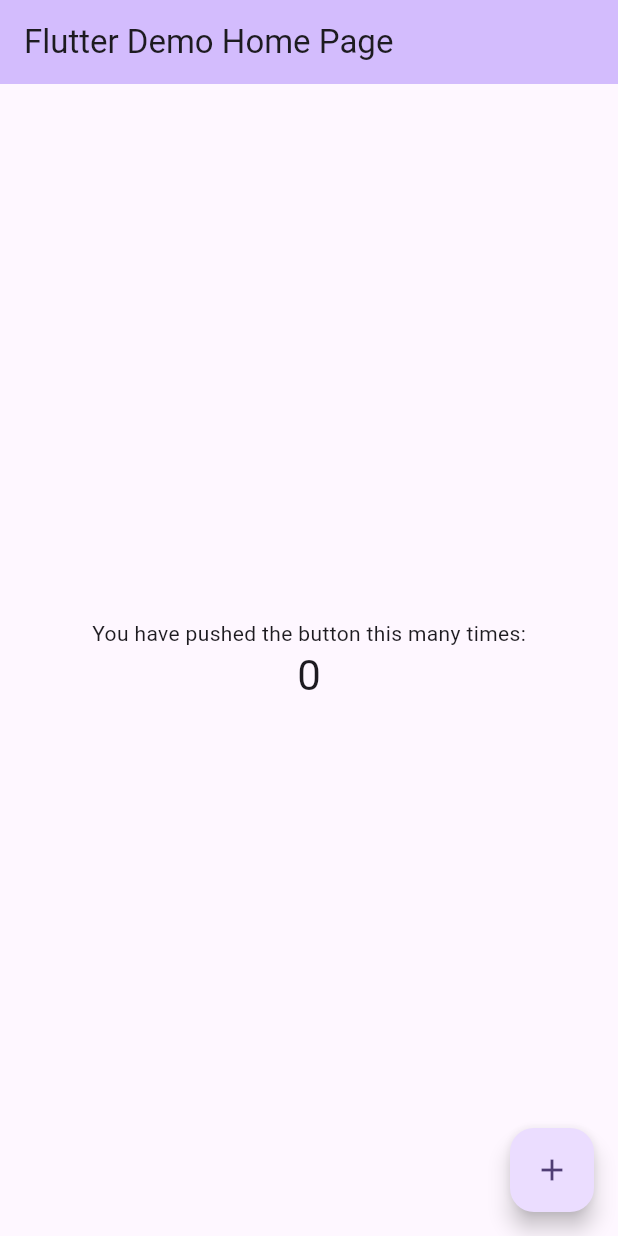
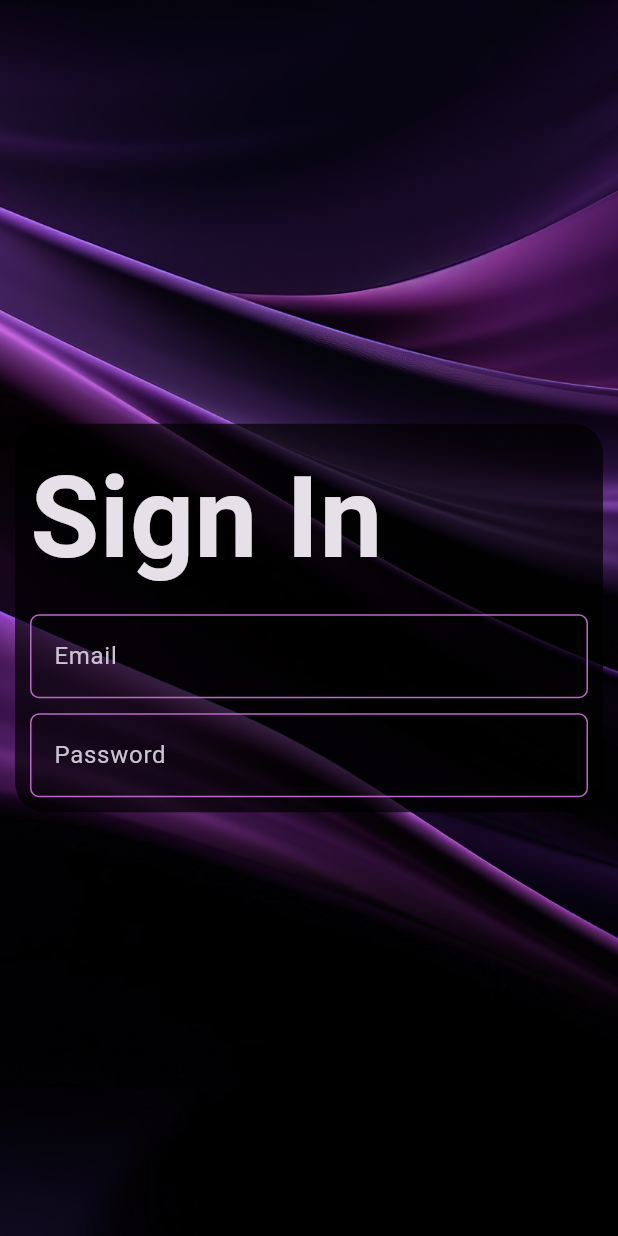
Before and after one commit to saefo97/course_third_app, a Flutter app: the screen it shows after launch, on a phone screen of 412 x 824 dp. Run offline on Flutter 3.47's test engine with Material 3 defaults, Android fonts, the light colour scheme and no system bars; Roboto replaces fonts that are missing (times).

Commit message:
First Commit

```diff
--- /dev/null
+++ b/lib/components/custom_text_field.dart
@@ -0,0 +1,49 @@
+import 'package:flutter/material.dart';
+
+class CustomTextField extends StatefulWidget {
+  String? Function(String?)? validator;
+  final String labelText;
+  bool? isPassword;
+
+  CustomTextField({
+    super.key,
+    this.validator,
+    required this.labelText,
+    this.isPassword = false,
+  });
+  @override
+  State<CustomTextField> createState() => _CustomTextFieldState();
+}
+
+class _CustomTextFieldState extends State<CustomTextField> {
+  bool isHidden = true;
+  @override
+  Widget build(BuildContext context) {
+    return TextFormField(
+      obscureText: widget.isPassword! ? isHidden : false,
+      validator: widget.validator,
+      decoration: InputDecoration(
+        labelText: widget.labelText,
+        enabledBorder: OutlineInputBorder(
+          borderRadius: BorderRadius.circular(6),
+          borderSide: BorderSide(color: Colors.purple.shade300, width: 1),
+        ),
+        focusedBorder: OutlineInputBorder(
+          borderRadius: BorderRadius.circular(10),
+          borderSide: BorderSide(color: Colors.purple.shade600, width: 3),
+        ),
+        suffixIcon: widget.isPassword!
+            ? IconButton(
+                icon: Icon(isHidden ? Icons.visibility : Icons.visibility_off),
+                color: Colors.purple.shade600,
+                onPressed: () {
+                  setState(() {
+                    isHidden = !isHidden;
+                  });
+                },
+              )
+            : null,
+      ),
+    );
+  }
+}
--- a/lib/main.dart
+++ b/lib/main.dart
@@ -1,122 +1,21 @@
+import 'package:course_third_app/components/custom_text_field.dart';
+import 'package:course_third_app/screens/welcome_screen.dart';
 import 'package:flutter/material.dart';
 
 void main() {
   runApp(const MyApp());
 }
-
 class MyApp extends StatelessWidget {
   const MyApp({super.key});
 
-  // This widget is the root of your application.
   @override
   Widget build(BuildContext context) {
     return MaterialApp(
-      title: 'Flutter Demo',
-      theme: ThemeData(
-        // This is the theme of your application.
-        //
-        // TRY THIS: Try running your application with "flutter run". You'll see
-        // the application has a purple toolbar. Then, without quitting the app,
-        // try changing the seedColor in the colorScheme below to Colors.green
-        // and then invoke "hot reload" (save your changes or press the "hot
-        // reload" button in a Flutter-supported IDE, or press "r" if you used
-        // the command line to start the app).
-        //
-        // Notice that the counter didn't reset back to zero; the application
-        // state is not lost during the reload. To reset the state, use hot
-        // restart instead.
-        //
-        // This works for code too, not just values: Most code changes can be
-        // tested with just a hot reload.
-        colorScheme: .fromSeed(seedColor: Colors.deepPurple),
+      debugShowCheckedModeBanner: false,
+      theme: ThemeData.dark(
+        useMaterial3: true
       ),
-      home: const MyHomePage(title: 'Flutter Demo Home Page'),
+      home: WelcomeScreen(),
     );
   }
 }
-
-class MyHomePage extends StatefulWidget {
-  const MyHomePage({super.key, required this.title});
-
-  // This widget is the home page of your application. It is stateful, meaning
-  // that it has a State object (defined below) that contains fields that affect
-  // how it looks.
-
-  // This class is the configuration for the state. It holds the values (in this
-  // case the title) provided by the parent (in this case the App widget) and
-  // used by the build method of the State. Fields in a Widget subclass are
-  // always marked "final".
-
-  final String title;
-
-  @override
-  State<MyHomePage> createState() => _MyHomePageState();
-}
-
-class _MyHomePageState extends State<MyHomePage> {
-  int _counter = 0;
-
-  void _incrementCounter() {
-    setState(() {
-      // This call to setState tells the Flutter framework that something has
-      // changed in this State, which causes it to rerun the build method below
-      // so that the display can reflect the updated values. If we changed
-      // _counter without calling setState(), then the build method would not be
-      // called again, and so nothing would appear to happen.
-      _counter++;
-    });
-  }
-
-  @override
-  Widget build(BuildContext context) {
-    // This method is rerun every time setState is called, for instance as done
-    // by the _incrementCounter method above.
-    //
-    // The Flutter framework has been optimized to make rerunning build methods
-    // fast, so that you can just rebuild anything that needs updating rather
-    // than having to individually change instances of widgets.
-    return Scaffold(
-      appBar: AppBar(
-        // TRY THIS: Try changing the color here to a specific color (to
-        // Colors.amber, perhaps?) and trigger a hot reload to see the AppBar
-        // change color while the other colors stay the same.
-        backgroundColor: Theme.of(context).colorScheme.inversePrimary,
-        // Here we take the value from the MyHomePage object that was created by
-        // the App.build method, and use it to set our appbar title.
-        title: Text(widget.title),
-      ),
-      body: Center(
-        // Center is a layout widget. It takes a single child and positions it
-        // in the middle of the parent.
-        child: Column(
-          // Column is also a layout widget. It takes a list of children and
-          // arranges them vertically. By default, it sizes itself to fit its
-          // children horizontally, and tries to be as tall as its parent.
-          //
-          // Column has various properties to control how it sizes itself and
-          // how it positions its children. Here we use mainAxisAlignment to
-          // center the children vertically; the main axis here is the vertical
-          // axis because Columns are vertical (the cross axis would be
-          // horizontal).
-          //
-          // TRY THIS: Invoke "debug painting" (choose the "Toggle Debug Paint"
-          // action in the IDE, or press "p" in the console), to see the
-          // wireframe for each widget.
-          mainAxisAlignment: .center,
-          children: [
-            const Text('You have pushed the button this many times:'),
-            Text(
-              '$_counter',
-              style: Theme.of(context).textTheme.headlineMedium,
-            ),
-          ],
-        ),
-      ),
-      floatingActionButton: FloatingActionButton(
-        onPressed: _incrementCounter,
-        tooltip: 'Increment',
-        child: const Icon(Icons.add),
-      ),
-    );
-  }
-}
--- /dev/null
+++ b/lib/screens/welcome_screen.dart
@@ -0,0 +1,52 @@
+import 'package:course_third_app/components/custom_text_field.dart';
+import 'package:flutter/material.dart';
+
+class WelcomeScreen extends StatelessWidget {
+  const WelcomeScreen({super.key});
+
+  @override
+  Widget build(BuildContext context) {
+    return Container(
+      decoration: BoxDecoration(
+        image: DecorationImage(image: AssetImage("assets/images/bg1.jpg",
+
+        ),
+        fit: .cover
+        ),
+      ),
+      child: Scaffold(
+
+        backgroundColor: Colors.transparent,
+    body: Padding(
+      padding: const EdgeInsets.all(10),
+      child: Column(
+
+        mainAxisAlignment: MainAxisAlignment.center,
+        children: [
+          Container(padding: EdgeInsets.all(10),
+            decoration: BoxDecoration(
+              borderRadius: BorderRadius.circular(20),
+              color: Colors.black.withOpacity(0.7)
+            ),
+            child: Column(
+              mainAxisSize: MainAxisSize.min,
+              crossAxisAlignment: CrossAxisAlignment.start,
+              spacing: 10,
+              children: [
+                Text("Sign In",style: TextStyle(
+
+                    fontFamily: 'times',
+                    fontSize: 75,fontWeight: FontWeight.bold),),
+                CustomTextField(labelText: "Email",),
+                CustomTextField(labelText: "Password",),
+              ],
+            ),
+          ),
+        ],
+      ),
+    ),
+
+      ),
+    );
+  }
+}
--- a/pubspec.yaml
+++ b/pubspec.yaml
@@ -67,9 +67,9 @@ flutter:
   uses-material-design: true
 
   # To add assets to your application, add an assets section, like this:
-  # assets:
-  #   - images/a_dot_burr.jpeg
-  #   - images/a_dot_ham.jpeg
+  assets:
+    - assets/images/
+  #   - assets/images/bg.jpg
 
   # An image asset can refer to one or more resolution-specific "variants", see
   # https://flutter.dev/to/resolution-aware-images
```
Also changed, not shown: assets/images/bg.jpg (added), assets/images/bg1.jpg (added), 1 other file.
